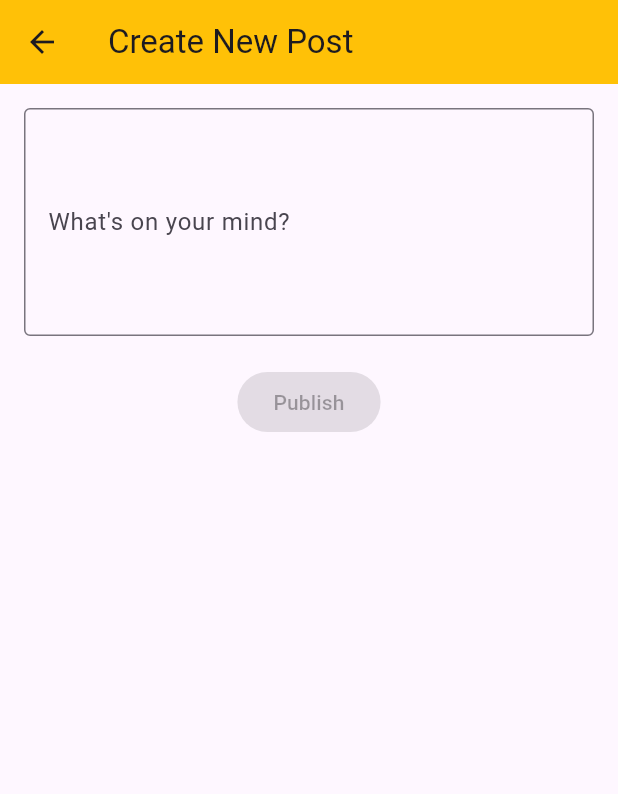
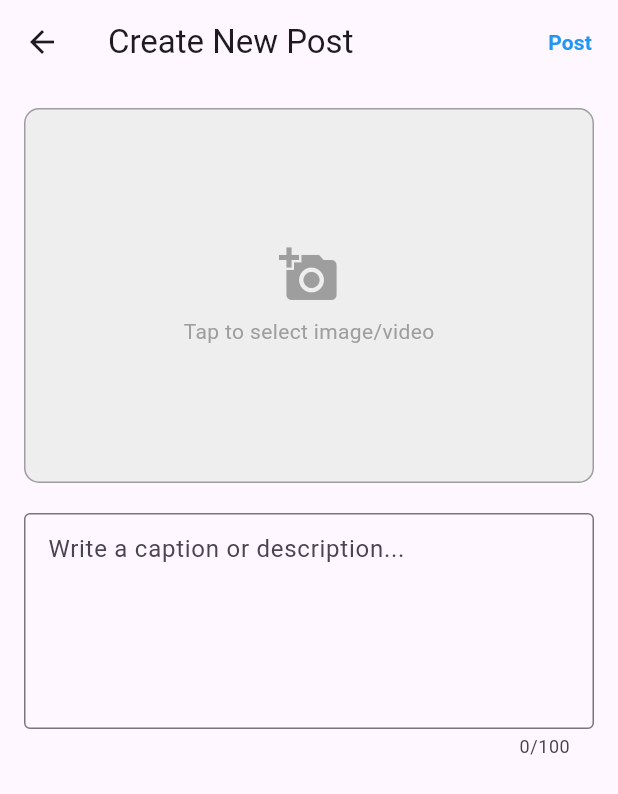
Before and after one commit to mhsh312/nearme, a Flutter app: the screen it shows once a user with an empty profile is signed in, after a tap on an icon or button, on a phone screen of 412 x 824 dp. Shown: the top 794 px of the screen. Run offline on Flutter 3.47's test engine with Material 3 defaults, Android fonts, the phone set to English and light mode, and no system bars; our stand-ins replace cloud_firestore, firebase_auth, firebase_core, font_awesome_flutter, geolocator, google_sign_in and 1 more; missing offline and left inert: cloudinary_flutter, cloudinary_url_gen; accounts and stored records are empty.

Commit message:
added, post creation, location finder and  the ability to upload images with cloudinary

```diff
--- a/lib/main.dart
+++ b/lib/main.dart
@@ -1,16 +1,19 @@
 import 'package:flutter/material.dart';
 import 'package:firebase_core/firebase_core.dart';
 import 'firebase_options.dart';
-import 'package:nearme/pages/auth-page.dart';
-import 'package:firebase_auth/firebase_auth.dart';
 import 'pages/auth-gate.dart';
 
-import 'services/auth.dart';
+import 'package:cloudinary_url_gen/cloudinary.dart';
+import 'package:cloudinary_flutter/cloudinary_context.dart';
 
 void main() async {
   WidgetsFlutterBinding.ensureInitialized();
   await Firebase.initializeApp(options: DefaultFirebaseOptions.currentPlatform);
 
+  CloudinaryContext.cloudinary = Cloudinary.fromCloudName(
+    cloudName: 'dfdrkayfb',
+  );
+  // CloudinaryObject.fromCloudName(cloudName: 'dfdrkayfb');
   runApp(const MyApp());
 }
 
--- a/lib/pages/create-post.dart
+++ b/lib/pages/create-post.dart
@@ -1,35 +1,194 @@
 // create_post_screen.dart
 import 'package:flutter/material.dart';
+import 'package:geolocator/geolocator.dart';
+import '../services/location.dart';
+import '../services/post.dart';
+import '../services/cloudinary.dart';
 
-class CreatePostScreen extends StatelessWidget {
+import 'dart:io';
+import 'package:image_picker/image_picker.dart';
+
+class CreatePostScreen extends StatefulWidget {
   const CreatePostScreen({super.key});
 
   @override
+  State<CreatePostScreen> createState() => _CreatePostScreenState();
+}
+
+class _CreatePostScreenState extends State<CreatePostScreen> {
+  // State to hold the selected image file
+  XFile? _selectedImage;
+  // Controller for the description text field
+  final TextEditingController _descriptionController = TextEditingController();
+  final ImagePicker _picker = ImagePicker();
+
+  // Function to handle image selection from gallery or camera
+  Future<void> _pickImage(ImageSource source) async {
+    final XFile? pickedFile = await _picker.pickImage(source: source);
+
+    if (pickedFile != null) {
+      setState(() {
+        _selectedImage = pickedFile;
+      });
+      // Close the selection dialog/sheet if it's open
+      if (mounted && Navigator.canPop(context)) {
+        Navigator.pop(context);
+      }
+    }
+  }
+
+  // UI to show image selection options
+  void _showImageSourceActionSheet() {
+    showModalBottomSheet(
+      context: context,
+      builder: (BuildContext context) {
+        return SafeArea(
+          child: Column(
+            mainAxisSize: MainAxisSize.min,
+            children: <Widget>[
+              ListTile(
+                leading: const Icon(Icons.photo_library),
+                title: const Text('Photo Gallery'),
+                onTap: () => _pickImage(ImageSource.gallery),
+              ),
+              ListTile(
+                leading: const Icon(Icons.camera_alt),
+                title: const Text('Camera'),
+                onTap: () => _pickImage(ImageSource.camera),
+              ),
+            ],
+          ),
+        );
+      },
+    );
+  }
+
+  // Empty function for the Post button (to be implemented later)
+  void _handlePost() async {
+    // Current UI-only implementation:
+    final Position position = await LocationService().getCurrentUserLocation();
+
+    String description = _descriptionController.text;
+    XFile? image = _selectedImage;
+    print('Post Data:');
+    print('Image Selected: ${image != null}');
+    print('Description: $description');
+    print('lat: ${position.latitude}');
+    print('long: ${position.longitude}');
+
+    try {
+      // Call the service method
+      final imageUrl = await CloudinaryService().uploadImage(_selectedImage);
+      print('YE RAHI IMAGE: $imageUrl');
+
+      await PostService().createPost(
+        description: description,
+        latitude: position.latitude,
+        longitude: position.longitude,
+        imageUrl: imageUrl,
+      );
+    } catch (e) {
+      ScaffoldMessenger.of(
+        context,
+      ).showSnackBar(SnackBar(content: Text("Post failed to publish: $e")));
+    } finally {
+      Navigator.pop(context);
+    }
+
+    // TODO: Implement logic to upload image (Cloud Storage) and save post (Firestore)
+  }
+
+  @override
+  void dispose() {
+    _descriptionController.dispose();
+    super.dispose();
+  }
+
+  @override
   Widget build(BuildContext context) {
+    // Check if an image is selected and the description is not empty
+    final bool isReadyToPost =
+        _selectedImage != null && _descriptionController.text.isNotEmpty;
+
     return Scaffold(
       appBar: AppBar(
         title: const Text('Create New Post'),
-        backgroundColor: Colors.amber,
+        actions: [
+          // The "Post" button is enabled only when both an image and description exist
+          TextButton(
+            onPressed: isReadyToPost
+                ? _handlePost
+                : null, // onPressed is null if not ready
+            child: const Text(
+              'Post',
+              style: TextStyle(color: Colors.blue, fontWeight: FontWeight.bold),
+            ),
+          ),
+        ],
       ),
-      body: const Center(
-        child: Padding(
-          padding: EdgeInsets.all(16.0),
-          child: Column(
-            children: [
-              TextField(
-                decoration: InputDecoration(
-                  labelText: 'What\'s on your mind?',
-                  border: OutlineInputBorder(),
+      body: SingleChildScrollView(
+        padding: const EdgeInsets.all(16.0),
+        child: Column(
+          crossAxisAlignment: CrossAxisAlignment.stretch,
+          children: <Widget>[
+            // 1. Image Selection Area
+            GestureDetector(
+              onTap: _showImageSourceActionSheet,
+              child: Container(
+                height: 250,
+                decoration: BoxDecoration(
+                  color: Colors.grey[200],
+                  borderRadius: BorderRadius.circular(10),
+                  border: Border.all(color: Colors.grey),
                 ),
-                maxLines: 5,
+                child: _selectedImage != null
+                    ? ClipRRect(
+                        borderRadius: BorderRadius.circular(10),
+                        child: Image.file(
+                          File(_selectedImage!.path),
+                          fit: BoxFit.cover,
+                          width: double.infinity,
+                          height: double.infinity,
+                        ),
+                      )
+                    : const Center(
+                        child: Column(
+                          mainAxisAlignment: MainAxisAlignment.center,
+                          children: [
+                            Icon(
+                              Icons.add_a_photo,
+                              size: 40,
+                              color: Colors.grey,
+                            ),
+                            SizedBox(height: 8),
+                            Text(
+                              'Tap to select image/video',
+                              style: TextStyle(color: Colors.grey),
+                            ),
+                          ],
+                        ),
+                      ),
               ),
-              SizedBox(height: 20),
-              ElevatedButton(
-                onPressed: null, // Placeholder action
-                child: Text('Publish'),
+            ),
+
+            const SizedBox(height: 20),
+
+            // 2. Description Text Field
+            TextField(
+              controller: _descriptionController,
+              decoration: const InputDecoration(
+                hintText: 'Write a caption or description...',
+                border: OutlineInputBorder(),
+                contentPadding: EdgeInsets.all(12),
               ),
-            ],
-          ),
+              maxLines: 5,
+              maxLength: 100, // Example limit
+              onChanged: (_) {
+                // Rebuild the widget to update the Post button state
+                setState(() {});
+              },
+            ),
+          ],
         ),
       ),
     );
--- /dev/null
+++ b/lib/services/post.dart
@@ -0,0 +1,39 @@
+import 'package:cloud_firestore/cloud_firestore.dart';
+
+class PostService {
+  // Get a reference to the 'posts' collection in Firestore
+  final CollectionReference _postsCollection = FirebaseFirestore.instance
+      .collection('posts');
+
+  /// Uploads a new post document to the 'posts' collection in Firestore.
+  ///
+  /// Takes:
+  /// - [description]: The user's text content.
+  /// - [latitude]: The location's latitude (as a double).
+  /// - [longitude]: The location's longitude (as a double).
+  Future<void> createPost({
+    required String description,
+    required double latitude,
+    required double longitude,
+    required String imageUrl,
+  }) async {
+    // 1. Create a Map representing the post document data
+    final Map<String, dynamic> postData = {
+      'description': description,
+      'location': GeoPoint(latitude, longitude),
+      'timestamp': FieldValue.serverTimestamp(), // Firestore sets the time
+      'imageUrl': imageUrl, // Placeholder for future image logic
+      // TODO: Add 'userId' when authentication is implemented
+    };
+
+    try {
+      // 2. Add the document to the 'posts' collection
+      await _postsCollection.add(postData);
+      print("Post successfully uploaded to Firestore!");
+    } on FirebaseException catch (e) {
+      // Handle potential errors (e.g., permission denied, network issues)
+      print("Error creating post: ${e.message}");
+      rethrow; // Re-throw the error so the calling widget can handle it
+    }
+  }
+}
--- a/pubspec.yaml
+++ b/pubspec.yaml
@@ -39,6 +39,12 @@ dependencies:
   firebase_core: ^4.2.0
   firebase_auth: ^6.1.1
   google_sign_in: 6.3.0
+  geolocator: ^14.0.2
+  image_picker: ^1.2.0
+  cloudinary_flutter: ^1.0.0
+  cloudinary_url_gen: ^1.0.0
+  cloud_firestore: ^6.0.3
+  http: ^1.5.0
 
 dev_dependencies:
   flutter_test:
```
Also changed, not shown: lib/services/cloudinary.dart (added, +41 -0 lines), lib/services/location.dart (added, +36 -0 lines), pubspec.lock, 6 other files.
